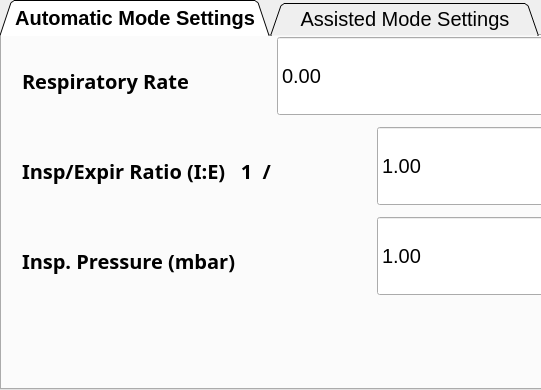
Old version of the form gui/settings/settings.ui in the repository MariuszSuchenek/MVM_GUI_test2; both pictures show x 0 to 541 and y 0 to 390 of the 800 by 390 pixel window.
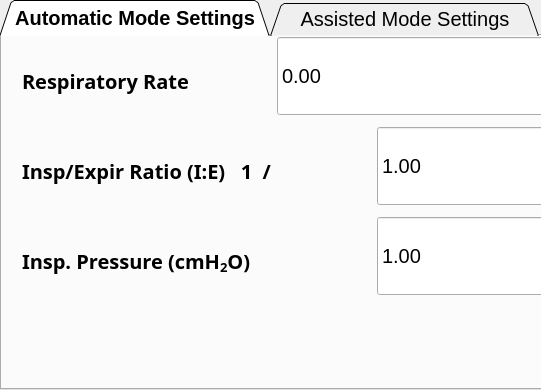
New version of the form. Icons and pictures are not drawn. Custom widgets are drawn as their Qt base class.

Commit message: Changing label from mbar to cmH2O

Patch:
```diff
--- a/gui/settings/settings.ui
+++ b/gui/settings/settings.ui
@@ -456,7 +456,7 @@
          </font>
         </property>
         <property name="text">
-         <string>Insp. Pressure (mbar)</string>
+         <string>Insp. Pressure (cmH&lt;sub&gt;2&lt;/sub&gt;O)</string>
         </property>
        </widget>
        <widget class="QDoubleSpinBox" name="spinBox_insp_pressure">
```
Left out of the diff: 2 changed lines with no effect on the pictures.
